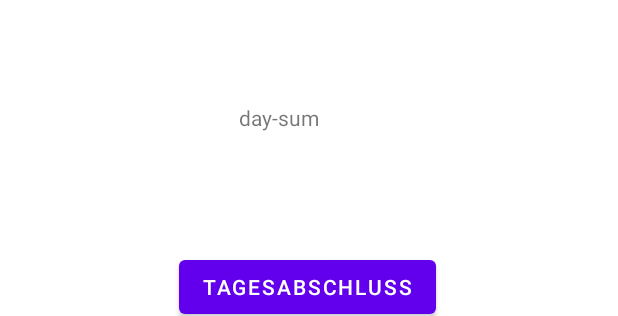
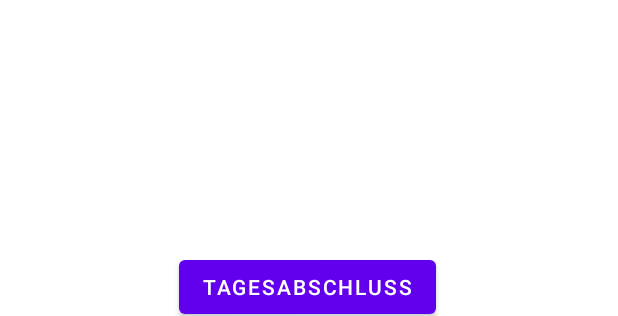
Before and after one commit to Knolldeboll/MOBA_Ruetz_Hafner, an Android app: the layout finishfragmentlayout.xml on its own in the app's theme, with its tools: preview values and no code run, on a phone screen of 412 x 824 dp. Shown: the part 745-1061 px from the top of the screen. Run offline under Robolectric (Android 15) with nearby library versions, the light colour scheme and no system bars.

Commit message:
small fixes

```diff
--- a/app/src/main/java/com/example/eisapp/model/BottomFragment.java
+++ b/app/src/main/java/com/example/eisapp/model/BottomFragment.java
@@ -122,11 +122,15 @@ public class BottomFragment extends Fragment {
         return view;
     }
 
+    // TODO: Hier die Economy einbinden bzw richtig auf die summen addieren
     public void checkout() {
-        //paymentHandler.currentSum = Economy.Instance.getCurrentValue();
+        // paymentHandler.currentSum = Economy.Instance.getCurrentValue();
         // paymentHandler.pay();
         toggleKeyboard();
+
+
         Economy.getInstance().finishCurrentSale();
+
     }
 
     private void toggleKeyboard() {
--- a/app/src/main/res/layout/finishfragmentlayout.xml
+++ b/app/src/main/res/layout/finishfragmentlayout.xml
@@ -34,7 +34,6 @@
         android:id="@+id/finishText"
         android:layout_width="93dp"
         android:layout_height="45dp"
-        android:text="day-sum"
         app:layout_constraintBottom_toTopOf="@+id/finishbutton"
         app:layout_constraintEnd_toEndOf="parent"
         app:layout_constraintStart_toStartOf="parent"
```
Also changed, not shown: app/src/main/java/com/example/eisapp/model/Economy.java (+7 -1 lines), app/src/main/java/com/example/eisapp/model/FinishFragment.java (+8 -0 lines).
